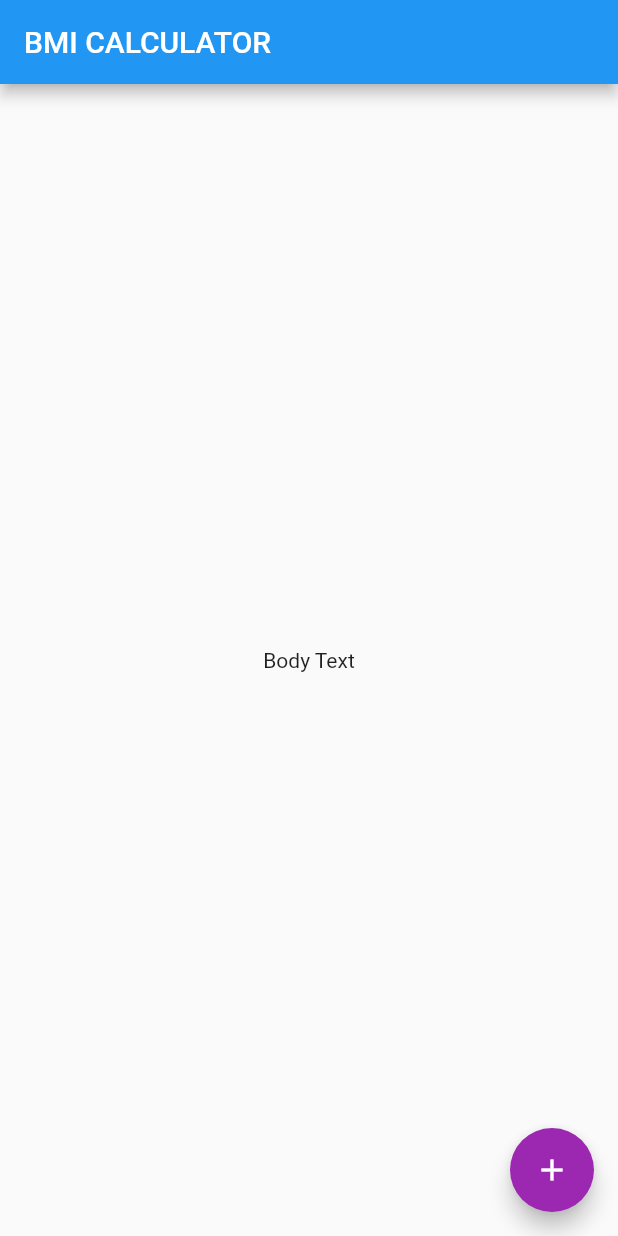
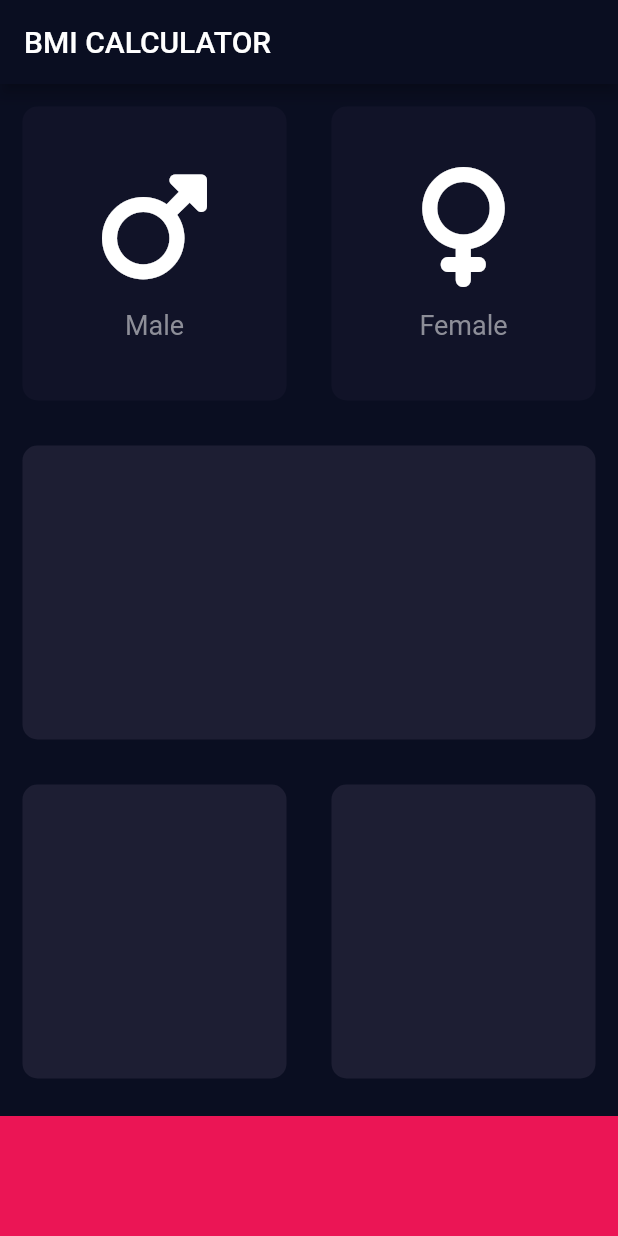
Before and after one commit to Macdeo/bmi, a Flutter app: the screen it shows after launch, on a phone screen of 412 x 824 dp. Run offline on Flutter 3.47's test engine with Material 2 defaults, Android fonts, the phone set to English and light mode, and no system bars; our stand-ins replace font_awesome_flutter.

Commit message:
new file:   lib/gender_selector.dart 	new file:   lib/input_page.dart 	modified:   lib/main.dart 	new file:   lib/resuable_card.dart 	modified:   pubspec.lock 	modified:   pubspec.yaml

```diff
--- /dev/null
+++ b/lib/gender_selector.dart
@@ -0,0 +1,22 @@
+import 'package:flutter/material.dart';
+
+class GenderSelector extends StatelessWidget {
+  final IconData? icons;
+  final String title;
+
+  GenderSelector({this.icons, required this.title});
+
+  @override
+  Widget build(BuildContext context) {
+    return Column(mainAxisAlignment: MainAxisAlignment.center, children: [
+      Icon(icons, size: 80),
+      SizedBox(
+        height: 15,
+      ),
+      Text(
+        title,
+        style: TextStyle(fontSize: 18, color: Color(0xFF8D8E98)),
+      )
+    ]);
+  }
+}
--- /dev/null
+++ b/lib/input_page.dart
@@ -0,0 +1,108 @@
+// ignore_for_file: prefer_const_constructors, use_key_in_widget_constructors, prefer_const_literals_to_create_immutables
+
+import 'package:bmi/resuable_card.dart';
+import 'package:flutter/material.dart';
+import 'package:font_awesome_flutter/font_awesome_flutter.dart';
+
+import 'gender_selector.dart';
+
+const bottomContainerHeight = 80.0;
+const activeCardColor = Color(0xFF1D1E33);
+const inActiveCardColor = Color(0xFF111328);
+const bottomContainerColor = Color(0xFFEB1555);
+
+enum Gender { male, female }
+
+class InputPage extends StatefulWidget {
+  const InputPage({Key? key}) : super(key: key);
+
+  @override
+  State<InputPage> createState() => _InputPageState();
+}
+
+class _InputPageState extends State<InputPage> {
+  Color maleCardColour = inActiveCardColor;
+  Color femaleCardColour = inActiveCardColor;
+
+  void updateColour(Gender selectedGender) {
+    if (selectedGender == Gender.male) {
+      maleCardColour = activeCardColor;
+      femaleCardColour = inActiveCardColor;
+    } else if (selectedGender == Gender.female) {
+      maleCardColour = inActiveCardColor;
+      femaleCardColour = activeCardColor;
+    }
+  }
+
+  @override
+  Widget build(BuildContext context) {
+    return Scaffold(
+      appBar: AppBar(
+        title: Text('BMI CALCULATOR'),
+      ),
+      body: Column(
+        children: [
+          Expanded(
+            child: Row(
+              mainAxisAlignment: MainAxisAlignment.spaceBetween,
+              // ignore: prefer_const_literals_to_create_immutables
+              children: [
+                Expanded(
+                  child: GestureDetector(
+                    onTap: () {
+                      setState(() {
+                        updateColour(Gender.male);
+                      });
+                    },
+                    child: ReusableCard(
+                      colour: maleCardColour,
+                      cardChild: GenderSelector(
+                          icons: (FontAwesomeIcons.mars), title: 'Male'),
+                    ),
+                  ),
+                ),
+                Expanded(
+                  child: GestureDetector(
+                    onTap: () {
+                      setState(() {
+                        updateColour(Gender.female);
+                      });
+                    },
+                    child: ReusableCard(
+                      colour: femaleCardColour,
+                      cardChild: GenderSelector(
+                          icons: FontAwesomeIcons.venus, title: 'Female'),
+                    ),
+                  ),
+                ),
+              ],
+            ),
+          ),
+          Expanded(
+            child: ReusableCard(colour: activeCardColor),
+          ),
+          Expanded(
+            child: Row(
+              mainAxisAlignment: MainAxisAlignment.spaceBetween,
+              // ignore: prefer_const_literals_to_create_immutables
+              children: [
+                Expanded(
+                  child: ReusableCard(colour: activeCardColor),
+                ),
+                Expanded(
+                  child: ReusableCard(colour: activeCardColor),
+                ),
+              ],
+            ),
+          ),
+          Container(
+            color: bottomContainerColor,
+            margin: EdgeInsets.only(top: 10),
+            width: double.infinity,
+            height: bottomContainerHeight,
+          )
+        ],
+      ),
+    );
+  }
+}
--- a/lib/main.dart
+++ b/lib/main.dart
@@ -1,6 +1,7 @@
 // ignore_for_file: prefer_const_constructors
 
 import 'package:flutter/material.dart';
+import 'input_page.dart';
 
 void main() => runApp(BMICalculator());
 
@@ -10,32 +11,11 @@ class BMICalculator extends StatelessWidget {
   @override
   Widget build(BuildContext context) {
     return MaterialApp(
-      theme: ThemeData(
-          primaryColor: Color(0xFF0A0E21), accentColor: Colors.purple),
+      theme: ThemeData.dark().copyWith(
+        scaffoldBackgroundColor: Color(0xFF0A0E21),
+        colorScheme: ColorScheme.light().copyWith(primary: Color(0xFF0A0E21)),
+      ),
       home: InputPage(),
     );
   }
 }
-
-class InputPage extends StatefulWidget {
-  @override
-  _InputPageState createState() => _InputPageState();
-}
-
-class _InputPageState extends State<InputPage> {
-  @override
-  Widget build(BuildContext context) {
-    return Scaffold(
-      appBar: AppBar(
-        title: Text('BMI CALCULATOR'),
-      ),
-      body: Center(
-        child: Text('Body Text'),
-      ),
-      floatingActionButton: FloatingActionButton(
-        onPressed: () {},
-        child: Icon(Icons.add),
-      ),
-    );
-  }
-}
--- /dev/null
+++ b/lib/resuable_card.dart
@@ -0,0 +1,19 @@
+import 'package:flutter/material.dart';
+
+class ReusableCard extends StatelessWidget {
+  final Color? colour;
+  final Widget? cardChild;
+
+  ReusableCard({@required this.colour, this.cardChild});
+  @override
+  Widget build(BuildContext context) {
+    return Container(
+      child: cardChild,
+      margin: EdgeInsets.all(15),
+      decoration: BoxDecoration(
+        borderRadius: BorderRadius.circular(10),
+        color: colour,
+      ),
+    );
+  }
+}
--- a/pubspec.yaml
+++ b/pubspec.yaml
@@ -34,6 +34,7 @@ dependencies:
   # The following adds the Cupertino Icons font to your application.
   # Use with the CupertinoIcons class for iOS style icons.
   cupertino_icons: ^1.0.2
+  font_awesome_flutter: ^10.4.0
 
 dev_dependencies:
   flutter_test:
```
Also changed, not shown: pubspec.lock.
